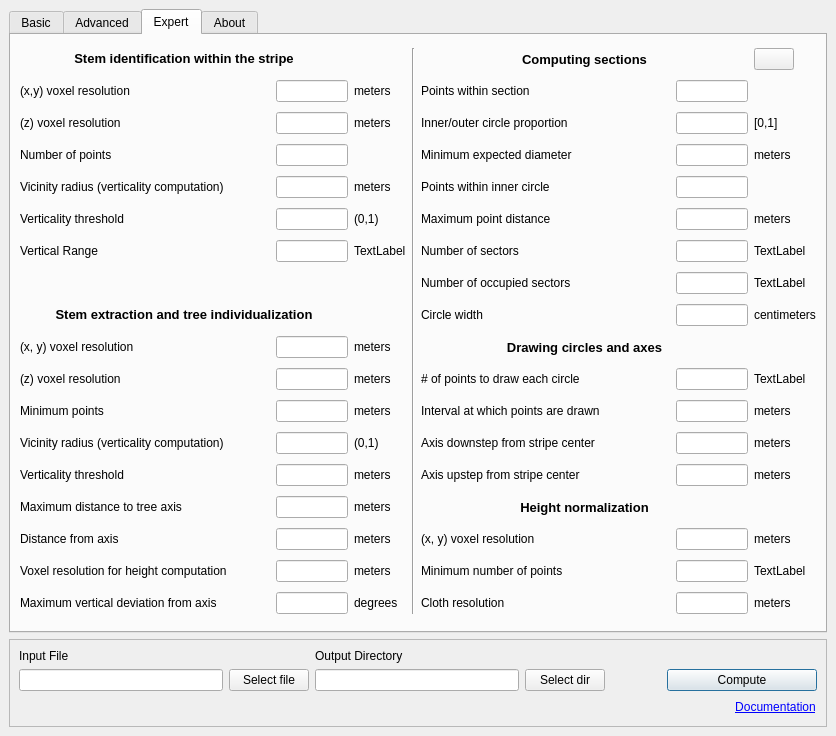
First picture: the form in src/hatch-qt/qtfiles/main_window.ui, repository 3DFin/3DFin, before the edit.
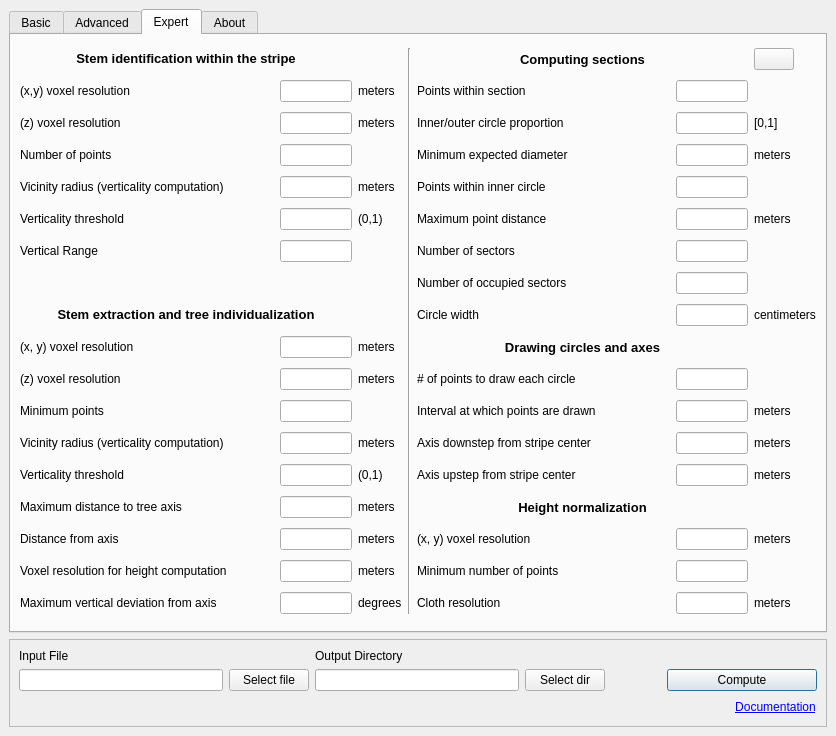
Second picture: the form after the edit. Icons and pictures are not drawn.

Commit message: End of hint introspection

Diff of the .ui file:
```diff
--- a/src/hatch-qt/qtfiles/main_window.ui
+++ b/src/hatch-qt/qtfiles/main_window.ui
@@ -1137,14 +1137,14 @@
         <item row="12" column="2">
          <widget class="QLabel" name="verticality_scale_stems_un">
           <property name="text">
-           <string>(0,1)</string>
+           <string>meters</string>
           </property>
          </widget>
         </item>
         <item row="11" column="2">
          <widget class="QLabel" name="minimum_points_un">
           <property name="text">
-           <string>meters</string>
+           <string/>
           </property>
          </widget>
         </item>
@@ -1404,7 +1404,7 @@
         <item row="13" column="2">
          <widget class="QLabel" name="verticality_thresh_stems_un">
           <property name="text">
-           <string>meters</string>
+           <string>(0,1)</string>
           </property>
          </widget>
         </item>
@@ -1491,7 +1491,7 @@
         <item row="6" column="2">
          <widget class="QLabel" name="height_range_un">
           <property name="text">
-           <string>TextLabel</string>
+           <string/>
           </property>
          </widget>
         </item>
@@ -1622,28 +1622,28 @@
         <item row="6" column="6">
          <widget class="QLabel" name="number_sectors_un">
           <property name="text">
-           <string>TextLabel</string>
+           <string/>
           </property>
          </widget>
         </item>
         <item row="7" column="6">
          <widget class="QLabel" name="m_number_sectors_un">
           <property name="text">
-           <string>TextLabel</string>
+           <string/>
           </property>
          </widget>
         </item>
         <item row="10" column="6">
          <widget class="QLabel" name="circa_un">
           <property name="text">
-           <string>TextLabel</string>
+           <string/>
           </property>
          </widget>
         </item>
         <item row="16" column="6">
          <widget class="QLabel" name="min_points_ground_un">
           <property name="text">
-           <string>TextLabel</string>
+           <string/>
           </property>
          </widget>
         </item>
```
The commit also changes 2 other files.
